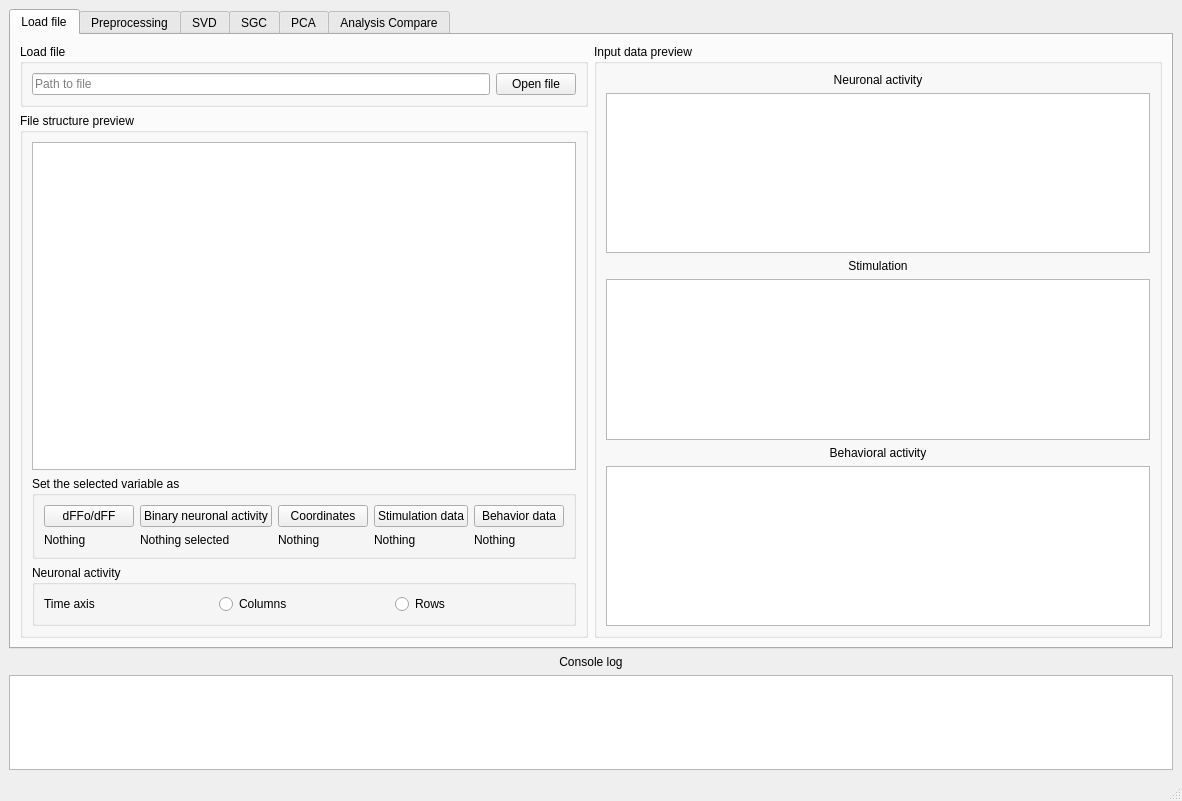
Above: gui/MainWindow.ui from rivelco/ENCORE before the change. Below: the same form after it.
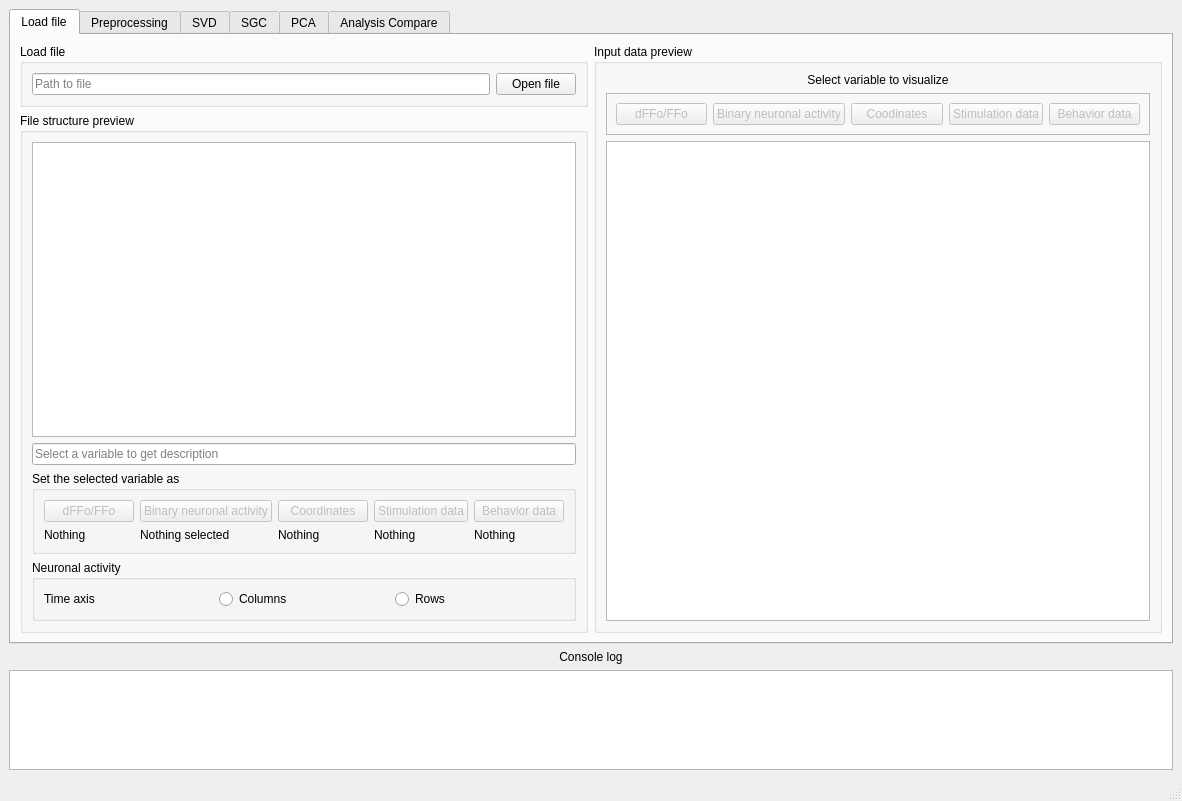
That is the form after the change. Custom widgets are drawn as their Qt base class.

The edit to the form file:
```diff
--- a/gui/MainWindow.ui
+++ b/gui/MainWindow.ui
@@ -39,6 +39,12 @@
        <layout class="QGridLayout" name="gridLayout">
         <item row="0" column="1" rowspan="2">
          <widget class="QGroupBox" name="groupBox_3">
+          <property name="sizePolicy">
+           <sizepolicy hsizetype="Expanding" vsizetype="Expanding">
+            <horstretch>0</horstretch>
+            <verstretch>0</verstretch>
+           </sizepolicy>
+          </property>
           <property name="title">
            <string>Input data preview</string>
           </property>
@@ -52,13 +58,75 @@
               <number>9</number>
              </property>
              <property name="text">
-              <string>Neuronal activity</string>
+              <string>Select variable to visualize</string>
              </property>
              <property name="alignment">
               <set>Qt::AlignCenter</set>
              </property>
             </widget>
            </item>
+           <item>
+            <widget class="QFrame" name="frame">
+             <property name="frameShape">
+              <enum>QFrame::StyledPanel</enum>
+             </property>
+             <property name="frameShadow">
+              <enum>QFrame::Raised</enum>
+             </property>
+             <layout class="QHBoxLayout" name="horizontalLayout">
+              <item>
+               <widget class="QPushButton" name="pushButton_6">
+                <property name="enabled">
+                 <bool>false</bool>
+                </property>
+                <property name="text">
+                 <string>dFFo/FFo</string>
+                </property>
+               </widget>
+              </item>
+              <item>
+               <widget class="QPushButton" name="pushButton_7">
+                <property name="enabled">
+                 <bool>false</bool>
+                </property>
+                <property name="text">
+                 <string>Binary neuronal activity</string>
+                </property>
+               </widget>
+              </item>
+              <item>
+               <widget class="QPushButton" name="pushButton_9">
+                <property name="enabled">
+                 <bool>false</bool>
+                </property>
+                <property name="text">
+                 <string>Coodinates</string>
+                </property>
+               </widget>
+              </item>
+              <item>
+               <widget class="QPushButton" name="pushButton_10">
+                <property name="enabled">
+                 <bool>false</bool>
+                </property>
+                <property name="text">
+                 <string>Stimulation data</string>
+                </property>
+               </widget>
+              </item>
+              <item>
+               <widget class="QPushButton" name="pushButton_8">
+                <property name="enabled">
+                 <bool>false</bool>
+                </property>
+                <property name="text">
+                 <string>Behavior data</string>
+                </property>
+               </widget>
+              </item>
+             </layout>
+            </widget>
+           </item>
            <item>
             <widget class="MatplotlibWidget" name="neuronal_raster_plot">
              <property name="sizePolicy">
@@ -81,46 +149,6 @@
              </property>
             </widget>
            </item>
-           <item>
-            <widget class="QLabel" name="label_3">
-             <property name="text">
-              <string>Stimulation</string>
-             </property>
-             <property name="alignment">
-              <set>Qt::AlignCenter</set>
-             </property>
-            </widget>
-           </item>
-           <item>
-            <widget class="QGraphicsView" name="stimulation_raster_plot">
-             <property name="minimumSize">
-              <size>
-               <width>0</width>
-               <height>150</height>
-              </size>
-             </property>
-            </widget>
-           </item>
-           <item>
-            <widget class="QLabel" name="label_4">
-             <property name="text">
-              <string>Behavioral activity</string>
-             </property>
-             <property name="alignment">
-              <set>Qt::AlignCenter</set>
-             </property>
-            </widget>
-           </item>
-           <item>
-            <widget class="QGraphicsView" name="behavior_plot">
-             <property name="minimumSize">
-              <size>
-               <width>0</width>
-               <height>150</height>
-              </size>
-             </property>
-            </widget>
-           </item>
           </layout>
          </widget>
         </item>
@@ -171,42 +199,30 @@
            <item>
             <widget class="QTreeView" name="tree_view"/>
            </item>
+           <item>
+            <widget class="QLineEdit" name="browser_var_info">
+             <property name="inputMask">
+              <string/>
+             </property>
+             <property name="text">
+              <string/>
+             </property>
+             <property name="readOnly">
+              <bool>true</bool>
+             </property>
+             <property name="placeholderText">
+              <string>Select a variable to get description</string>
+             </property>
+            </widget>
+           </item>
            <item>
             <widget class="QGroupBox" name="groupBox_8">
              <property name="title">
               <string>Set the selected variable as</string>
              </property>
              <layout class="QGridLayout" name="gridLayout_2">
-              <item row="1" column="4">
-               <widget class="QLabel" name="label_9">
-                <property name="text">
-                 <string>Nothing</string>
-                </property>
-               </widget>
-              </item>
-              <item row="0" column="3">
-               <widget class="QPushButton" name="pushButton_2">
-                <property name="text">
-                 <string>Stimulation data</string>
-                </property>
-               </widget>
-              </item>
-              <item row="1" column="3">
-               <widget class="QLabel" name="label_7">
-                <property name="text">
-                 <string>Nothing</string>
-                </property>
-               </widget>
-              </item>
-              <item row="0" column="0">
-               <widget class="QPushButton" name="pushButton_4">
-                <property name="text">
-                 <string>dFFo/dFF</string>
-                </property>
-               </widget>
-              </item>
-              <item row="1" column="0">
-               <widget class="QLabel" name="label_6">
+              <item row="2" column="4">
+               <widget class="QLabel" name="lbl_behavior_select">
                 <property name="text">
                  <string>Nothing</string>
                 </property>
@@ -214,34 +230,77 @@
               </item>
               <item row="0" column="1">
                <widget class="QPushButton" name="btn_set_neuronal_activity">
+                <property name="enabled">
+                 <bool>false</bool>
+                </property>
                 <property name="text">
                  <string>Binary neuronal activity</string>
                 </property>
                </widget>
               </item>
-              <item row="1" column="1">
-               <widget class="QLabel" name="lbl_neuronal_activity_selected">
-                <property name="text">
-                 <string>Nothing selected</string>
+              <item row="0" column="0">
+               <widget class="QPushButton" name="btn_set_dFFo">
+                <property name="enabled">
+                 <bool>false</bool>
                 </property>
-               </widget>
-              </item>
-              <item row="0" column="4">
-               <widget class="QPushButton" name="pushButton_3">
                 <property name="text">
-                 <string>Behavior data</string>
+                 <string>dFFo/FFo</string>
                 </property>
                </widget>
               </item>
               <item row="0" column="2">
-               <widget class="QPushButton" name="pushButton_5">
+               <widget class="QPushButton" name="btn_set_coordinates">
+                <property name="enabled">
+                 <bool>false</bool>
+                </property>
                 <property name="text">
                  <string>Coordinates</string>
                 </property>
                </widget>
               </item>
-              <item row="1" column="2">
-               <widget class="QLabel" name="label_10">
+              <item row="0" column="3">
+               <widget class="QPushButton" name="btn_set_stim_data">
+                <property name="enabled">
+                 <bool>false</bool>
+                </property>
+                <property name="text">
+                 <string>Stimulation data</string>
+                </property>
+               </widget>
+              </item>
+              <item row="0" column="4">
+               <widget class="QPushButton" name="btn_set_behavior_data">
+                <property name="enabled">
+                 <bool>false</bool>
+                </property>
+                <property name="text">
+                 <string>Behavior data</string>
+                </property>
+               </widget>
+              </item>
+              <item row="2" column="2">
+               <widget class="QLabel" name="lbl_coordinates_select">
+                <property name="text">
+                 <string>Nothing</string>
+                </property>
+               </widget>
+              </item>
+              <item row="2" column="0">
+               <widget class="QLabel" name="lbl_dffo_select">
+                <property name="text">
+                 <string>Nothing</string>
+                </property>
+               </widget>
+              </item>
+              <item row="2" column="1">
+               <widget class="QLabel" name="lbl_neuronal_activity_select">
+                <property name="text">
+                 <string>Nothing selected</string>
+                </property>
+               </widget>
+              </item>
+              <item row="2" column="3">
+               <widget class="QLabel" name="lbl_stimulation_select">
                 <property name="text">
                  <string>Nothing</string>
                 </property>
@@ -545,6 +604,12 @@
     </item>
     <item>
      <widget class="QPlainTextEdit" name="console_log">
+      <property name="maximumSize">
+       <size>
+        <width>16777215</width>
+        <height>100</height>
+       </size>
+      </property>
       <property name="readOnly">
        <bool>true</bool>
       </property>
```
